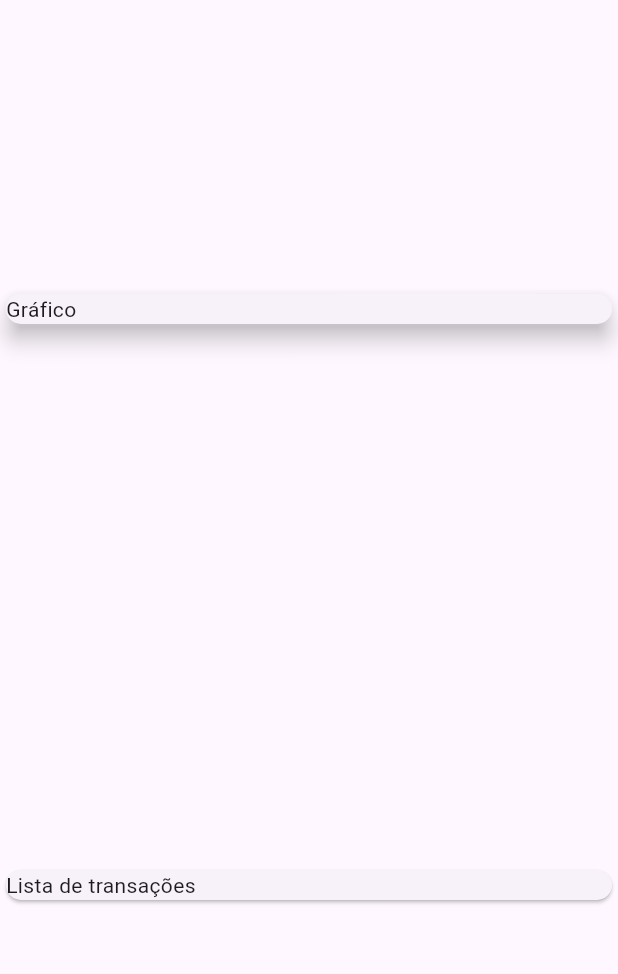
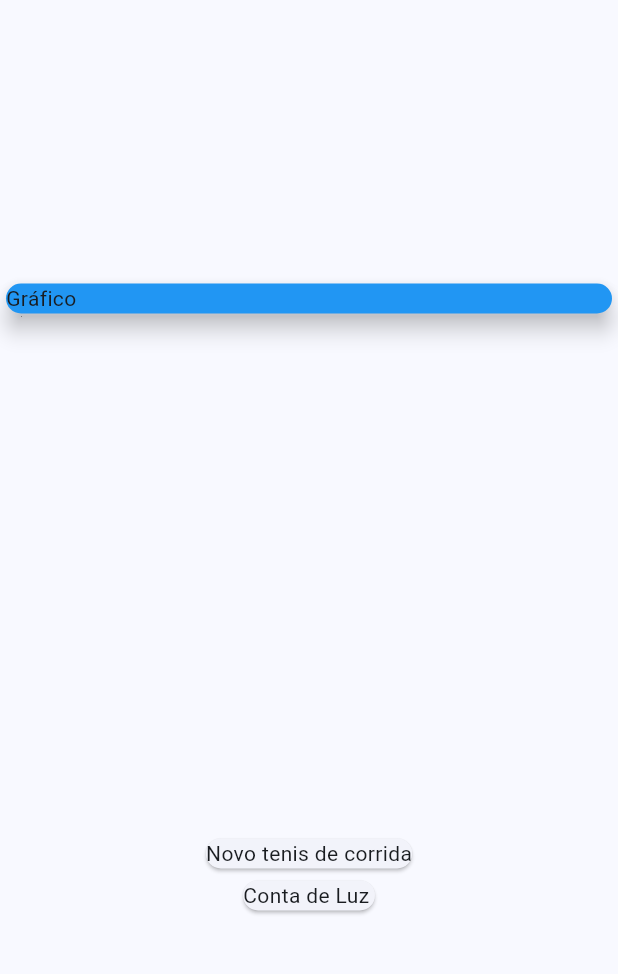
Before and after one commit to PedroGoncalves-Dev/Despesas-flutter, a Flutter app: the screen it shows after launch, on a phone screen of 412 x 824 dp, the part 63-1037 px from its top. Run offline on Flutter 3.47's test engine with Material 3 defaults, Android fonts, the light colour scheme and no system bars.

Commit message:
mapeando transaction

```diff
--- a/lib/main.dart
+++ b/lib/main.dart
@@ -11,6 +11,9 @@ class ExpensesApp extends StatelessWidget {
   @override
   Widget build(BuildContext context) {
     return MaterialApp(
+      theme: ThemeData(
+          colorScheme: ColorScheme.fromSeed(seedColor: Colors.blue),
+          useMaterial3: true),
       home: MyHomePage(),
     );
   }
@@ -40,20 +43,25 @@ class MyHomePage extends StatelessWidget {
       appBar: AppBar(
         title: const Text('Despesas Pessoais'),
       ),
-        body: const Column(
+      body: Column(
         mainAxisAlignment: MainAxisAlignment.spaceAround,
         crossAxisAlignment: CrossAxisAlignment.stretch,
         children: <Widget>[
-            SizedBox(
+          const SizedBox(
             child: Card(
               elevation: 6,
+              color: Colors.blue,
               child: Text('Gráfico'),
             ),
           ),
-            Card(
-              child: Text('Lista de transações'),
-            )
+          Column(
+              children: _transactions
+                  .map((tr) => Card(
+                        child: Text(tr.title),
+                      ))
+                  .toList())
         ],
-        ));
+      ),
+    );
   }
 }
```
Lines whose indentation alone changed are shown as unchanged.
